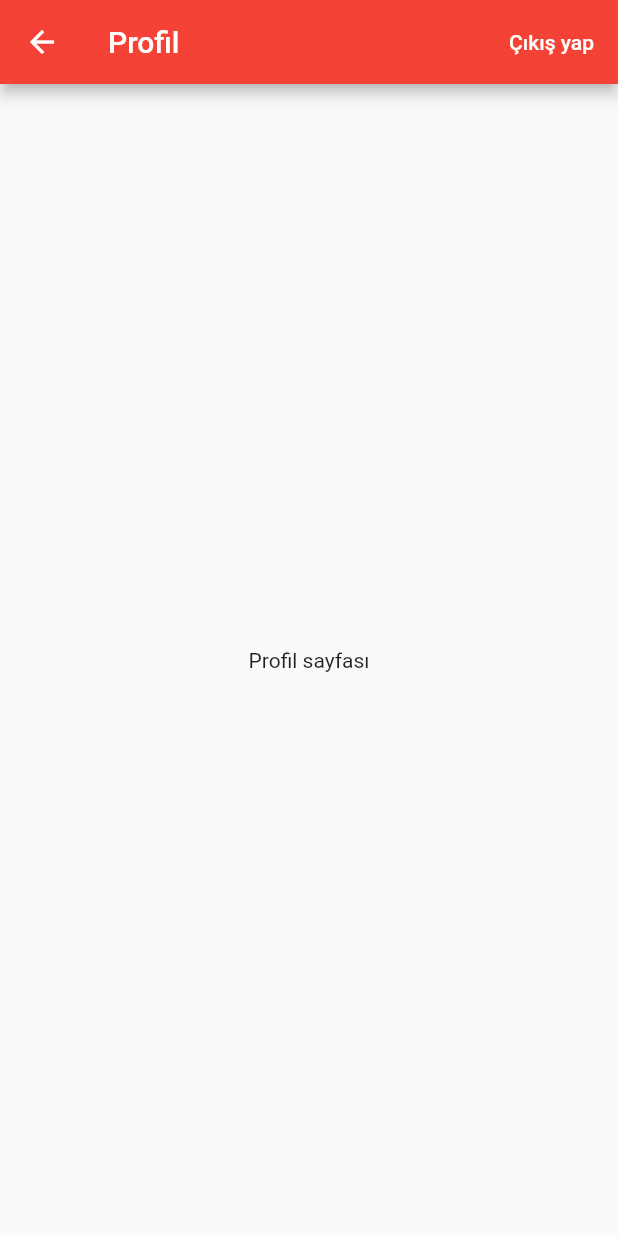
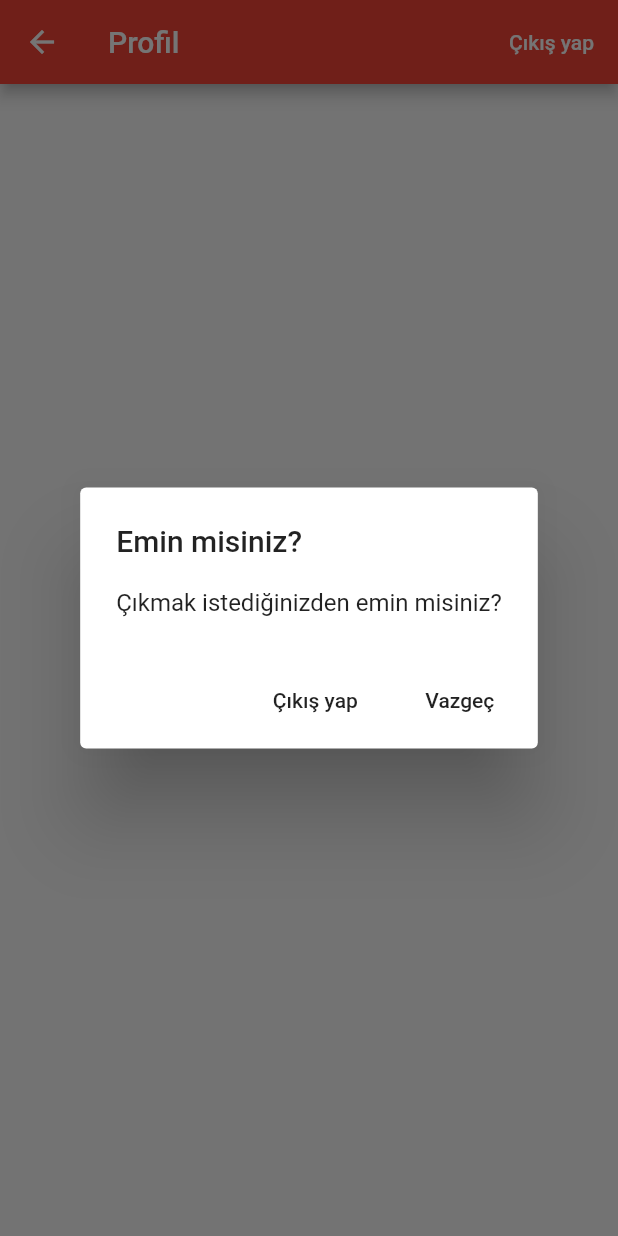
Before and after one commit to berkanaslan/flutter_live_chat_app, a Flutter app: the ProfilePage screen opened directly, after a tap on "Çıkış yap", on a phone screen of 412 x 824 dp. Run offline on Flutter 3.47's test engine with Material 2 defaults, Android fonts, the phone set to English and light mode, and no system bars; our stand-ins replace cloud_firestore, firebase_auth, firebase_core, get_it, google_sign_in; accounts and stored records are empty; network calls fail.

```diff
--- a/lib/app/profile.dart
+++ b/lib/app/profile.dart
@@ -1,4 +1,5 @@
 import 'package:flutter/material.dart';
+import 'package:flutter_live_chat_app/common_widgets/platform_alert_dialog.dart';
 import 'package:flutter_live_chat_app/view_models/user_view_model.dart';
 import 'package:provider/provider.dart';
 
@@ -14,7 +15,7 @@ class ProfilePage extends StatelessWidget {
               "Çıkış yap",
               style: TextStyle(color: Colors.white),
             ),
-            onPressed: () => _signOut(context),
+            onPressed: () => _buildSignOutAlertDialog(context),
           ),
         ],
       ),
@@ -29,4 +30,17 @@ class ProfilePage extends StatelessWidget {
     bool result = await _userViewModel.signOut();
     return result;
   }
+
+  Future _buildSignOutAlertDialog(BuildContext context) async {
+    final result = await PlatformAlertDialog(
+      title: "Emin misiniz?",
+      message: "Çıkmak istediğinizden emin misiniz?",
+      mainActionText: "Çıkış yap",
+      secondActionText: "Vazgeç",
+    ).show(context);
+
+    if (result) {
+      _signOut(context);
+    }
+  }
 }
--- /dev/null
+++ b/lib/common_widgets/platform_alert_dialog.dart
@@ -0,0 +1,94 @@
+import 'dart:io';
+
+import 'package:flutter/material.dart';
+import 'package:flutter/cupertino.dart';
+import 'package:flutter_live_chat_app/common_widgets/platform_widget.dart';
+
+class PlatformAlertDialog extends PlatformWidget {
+  final String title;
+  final String message;
+  final String mainActionText;
+  final String secondActionText;
+
+  PlatformAlertDialog(
+      {@required this.title,
+      @required this.message,
+      @required this.mainActionText,
+      this.secondActionText});
+
+  Future<bool> show(BuildContext context) async {
+    return Platform.isIOS
+        ? await showCupertinoDialog<bool>(
+            context: context, builder: (context) => this)
+        : await showDialog<bool>(
+            context: context,
+            builder: (context) => this,
+            barrierDismissible: false);
+  }
+
+  @override
+  Widget buildAndroidWidget(BuildContext context) {
+    return AlertDialog(
+      title: Text(title),
+      content: Text(message),
+      actions: _buildDialogActions(context),
+    );
+  }
+
+  @override
+  Widget buildIOSWidget(BuildContext context) {
+    return CupertinoAlertDialog(
+      title: Text(title),
+      content: Text(message),
+      actions: _buildDialogActions(context),
+    );
+  }
+
+  _buildDialogActions(BuildContext context) {
+    final allActions = <Widget>[];
+
+    if (Platform.isIOS) {
+      allActions.add(
+        CupertinoDialogAction(
+          child: Text(mainActionText),
+          onPressed: () {
+            Navigator.of(context).pop(true);
+          },
+        ),
+      );
+
+      if (secondActionText != null) {
+        allActions.add(
+          CupertinoDialogAction(
+            child: Text(secondActionText),
+            onPressed: () {
+              Navigator.of(context).pop(false);
+            },
+          ),
+        );
+      }
+    } else {
+      allActions.add(
+        FlatButton(
+          child: Text(mainActionText),
+          onPressed: () {
+            Navigator.of(context).pop(true);
+          },
+        ),
+      );
+
+      if (secondActionText != null) {
+        allActions.add(
+          FlatButton(
+            child: Text(secondActionText),
+            onPressed: () {
+              Navigator.of(context).pop(false);
+            },
+          ),
+        );
+      }
+    }
+
+    return allActions;
+  }
+}
--- /dev/null
+++ b/lib/common_widgets/platform_widget.dart
@@ -0,0 +1,17 @@
+import 'dart:io';
+
+import 'package:flutter/material.dart';
+
+abstract class PlatformWidget extends StatelessWidget {
+  Widget buildAndroidWidget(BuildContext context);
+  Widget buildIOSWidget(BuildContext context);
+
+  @override
+  Widget build(BuildContext context) {
+    if (Platform.isIOS) {
+      return buildIOSWidget(context);
+    } else {
+      return buildAndroidWidget(context);
+    }
+  }
+}
```
Also changed, not shown: lib/app/errors_exception.dart (added, +11 -0 lines), lib/app/sign_in/mail_and_pass_form.dart (+17 -0 lines), lib/services/firebase_auth_service.dart (+0 -12 lines), lib/view_models/user_view_model.dart (+10 -16 lines).
